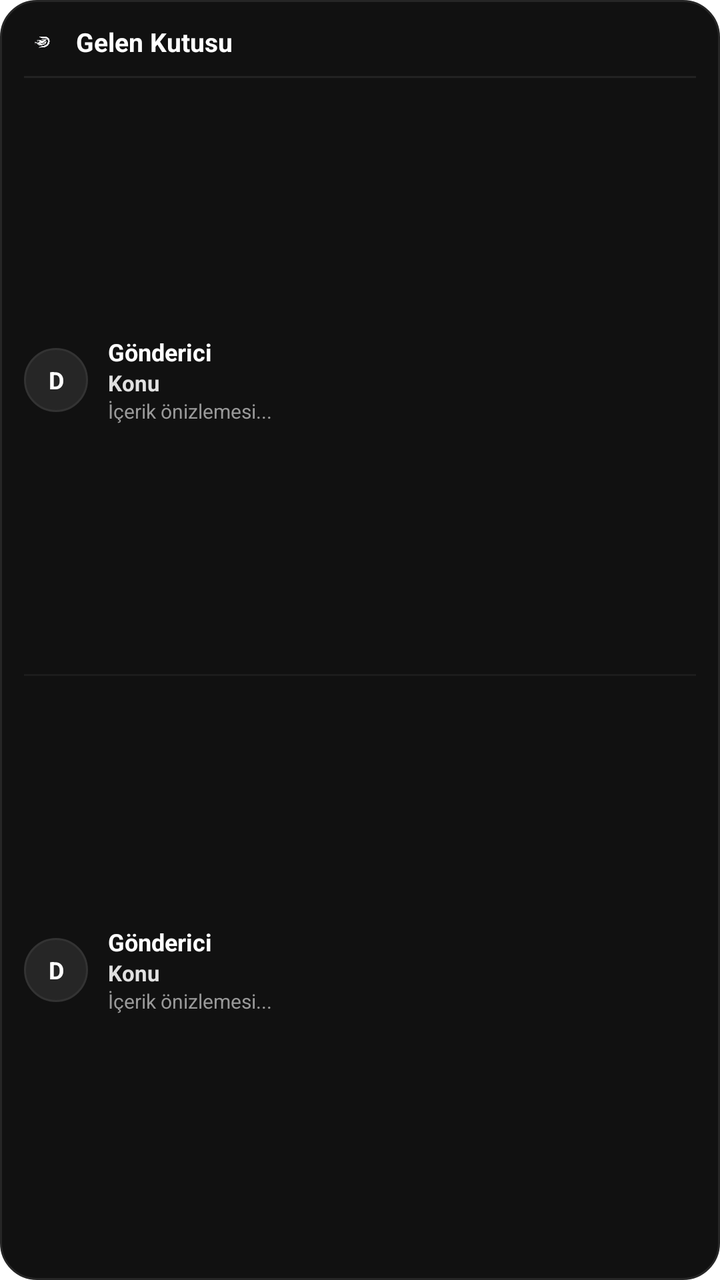
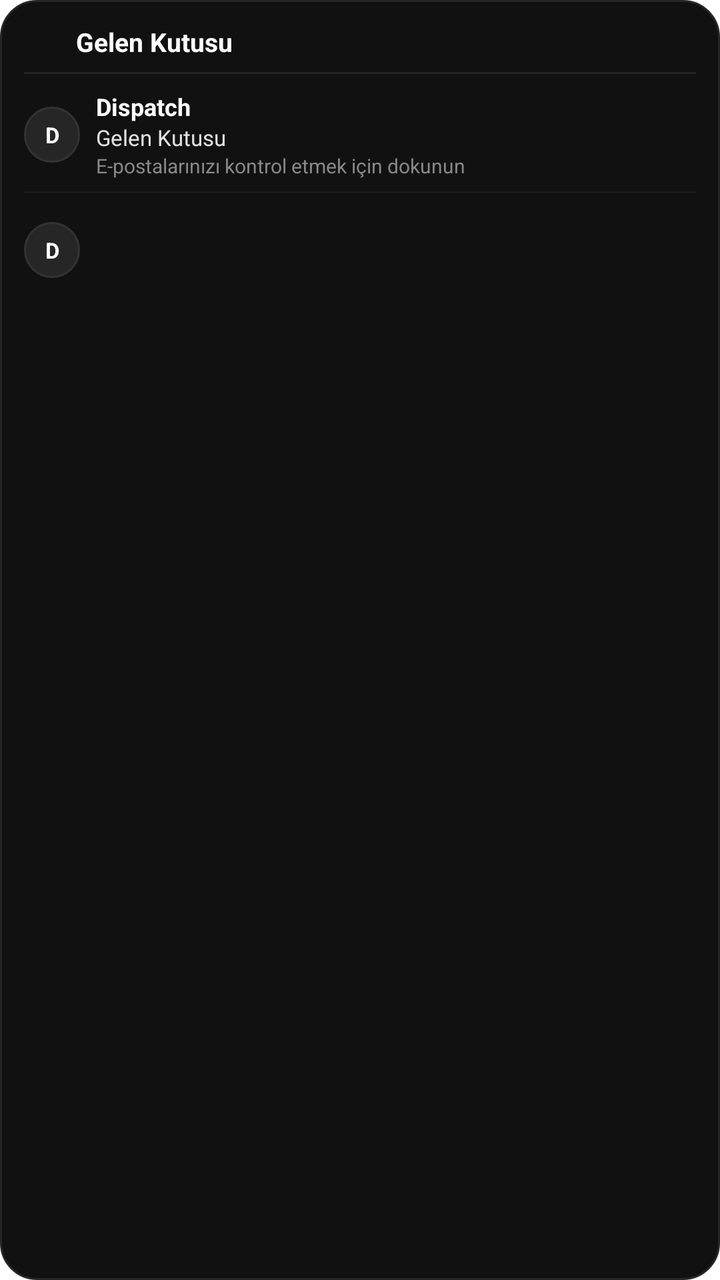

Two renders of the same Android screen: before a commit and after it. Below are the layout's source before the change and the commit's diff.
<!-- AndroidManifest.xml: fallback theme Theme.MaterialComponents.DayNight.NoActionBar -->
<!-- res/layout/widget_inbox.xml -->
<?xml version="1.0" encoding="utf-8"?>
<LinearLayout xmlns:android="http://schemas.android.com/apk/res/android"
    android:id="@+id/widget_root"
    android:layout_width="match_parent"
    android:layout_height="match_parent"
    android:background="@drawable/widget_bg"
    android:orientation="vertical"
    android:padding="12dp">

    
    <LinearLayout
        android:id="@+id/widget_header"
        android:layout_width="match_parent"
        android:layout_height="wrap_content"
        android:gravity="center_vertical"
        android:orientation="horizontal">

        <ImageView
            android:layout_width="18dp"
            android:layout_height="18dp"
            android:src="@drawable/ic_launcher_foreground" />

        <TextView
            android:id="@+id/widget_title"
            android:layout_width="0dp"
            android:layout_height="wrap_content"
            android:layout_marginStart="8dp"
            android:layout_weight="1"
            android:text="Gelen Kutusu"
            android:textColor="#FFFFFF"
            android:textSize="13sp"
            android:textStyle="bold" />

        <TextView
            android:id="@+id/widget_unread_badge"
            android:layout_width="wrap_content"
            android:layout_height="wrap_content"
            android:background="@drawable/widget_badge_bg"
            android:paddingStart="8dp"
            android:paddingTop="2dp"
            android:paddingEnd="8dp"
            android:paddingBottom="2dp"
            android:text="0 Okunmamış"
            android:textColor="#FFFFFF"
            android:textSize="10sp"
            android:textStyle="bold"
            android:visibility="gone" />
    </LinearLayout>

    <View
        android:layout_width="match_parent"
        android:layout_height="1dp"
        android:layout_marginTop="8dp"
        android:layout_marginBottom="8dp"
        android:background="#222222" />

    
    <LinearLayout
        android:id="@+id/widget_mail_1"
        android:layout_width="match_parent"
        android:layout_height="0dp"
        android:layout_weight="1"
        android:gravity="center_vertical"
        android:orientation="horizontal"
        android:visibility="visible">

        <TextView
            android:id="@+id/mail_1_avatar"
            android:layout_width="32dp"
            android:layout_height="32dp"
            android:background="@drawable/widget_avatar_bg"
            android:gravity="center"
            android:text="D"
            android:textColor="#FFFFFF"
            android:textSize="12sp"
            android:textStyle="bold" />

        <LinearLayout
            android:layout_width="match_parent"
            android:layout_height="wrap_content"
            android:layout_marginStart="10dp"
            android:orientation="vertical">

            <LinearLayout
                android:layout_width="match_parent"
                android:layout_height="wrap_content"
                android:orientation="horizontal">

                <TextView
                    android:id="@+id/mail_1_sender"
                    android:layout_width="0dp"
                    android:layout_height="wrap_content"
                    android:layout_weight="1"
                    android:ellipsize="end"
                    android:maxLines="1"
                    android:text="Gönderici"
                    android:textColor="#FFFFFF"
                    android:textSize="12sp"
                    android:textStyle="bold" />

                <TextView
                    android:id="@+id/mail_1_time"
                    android:layout_width="wrap_content"
                    android:layout_height="wrap_content"
                    android:text=""
                    android:textColor="#888888"
                    android:textSize="10sp" />
            </LinearLayout>

            <TextView
                android:id="@+id/mail_1_subject"
                android:layout_width="match_parent"
                android:layout_height="wrap_content"
                android:ellipsize="end"
                android:maxLines="1"
                android:text="Konu"
                android:textColor="#E0E0E0"
                android:textSize="11sp"
                android:textStyle="bold" />

            <TextView
                android:id="@+id/mail_1_snippet"
                android:layout_width="match_parent"
                android:layout_height="wrap_content"
                android:ellipsize="end"
                android:maxLines="1"
                android:text="İçerik önizlemesi..."
                android:textColor="#999999"
                android:textSize="10sp" />
        </LinearLayout>
    </LinearLayout>

    <View
        android:id="@+id/widget_divider_2"
        android:layout_width="match_parent"
        android:layout_height="1dp"
        android:layout_marginTop="4dp"
        android:layout_marginBottom="4dp"
        android:background="#1C1C1C" />

    
    <LinearLayout
        android:id="@+id/widget_mail_2"
        android:layout_width="match_parent"
        android:layout_height="0dp"
        android:layout_weight="1"
        android:gravity="center_vertical"
        android:orientation="horizontal"
        android:visibility="visible">

        <TextView
            android:id="@+id/mail_2_avatar"
            android:layout_width="32dp"
            android:layout_height="32dp"
            android:background="@drawable/widget_avatar_bg"
            android:gravity="center"
            android:text="D"
            android:textColor="#FFFFFF"
            android:textSize="12sp"
            android:textStyle="bold" />

        <LinearLayout
            android:layout_width="match_parent"
            android:layout_height="wrap_content"
            android:layout_marginStart="10dp"
            android:orientation="vertical">

            <LinearLayout
                android:layout_width="match_parent"
                android:layout_height="wrap_content"
                android:orientation="horizontal">

                <TextView
                    android:id="@+id/mail_2_sender"
                    android:layout_width="0dp"
                    android:layout_height="wrap_content"
                    android:layout_weight="1"
                    android:ellipsize="end"
                    android:maxLines="1"
                    android:text="Gönderici"
                    android:textColor="#FFFFFF"
                    android:textSize="12sp"
                    android:textStyle="bold" />

                <TextView
                    android:id="@+id/mail_2_time"
                    android:layout_width="wrap_content"
                    android:layout_height="wrap_content"
                    android:text=""
                    android:textColor="#888888"
                    android:textSize="10sp" />
            </LinearLayout>

            <TextView
                android:id="@+id/mail_2_subject"
                android:layout_width="match_parent"
                android:layout_height="wrap_content"
                android:ellipsize="end"
                android:maxLines="1"
                android:text="Konu"
                android:textColor="#E0E0E0"
                android:textSize="11sp"
                android:textStyle="bold" />

            <TextView
                android:id="@+id/mail_2_snippet"
                android:layout_width="match_parent"
                android:layout_height="wrap_content"
                android:ellipsize="end"
                android:maxLines="1"
                android:text="İçerik önizlemesi..."
                android:textColor="#999999"
                android:textSize="10sp" />
        </LinearLayout>
    </LinearLayout>

    
    <TextView
        android:id="@+id/widget_empty_text"
        android:layout_width="match_parent"
        android:layout_height="0dp"
        android:layout_weight="2"
        android:gravity="center"
        android:text="Gelen kutunuzda yeni ileti yok."
        android:textColor="#666666"
        android:textSize="12sp"
        android:visibility="gone" />

</LinearLayout>
<!-- resources referenced by this layout -->
<resources>
  <!-- drawable ic_launcher_foreground: png bitmap (drawable, 30862 bytes) -->
  <!-- drawable widget_avatar_bg (drawable) -->
  <?xml version="1.0" encoding="utf-8"?>
  <shape xmlns:android="http://schemas.android.com/apk/res/android"
      android:shape="oval">
      <solid android:color="#262626" />
      <stroke
          android:width="1dp"
          android:color="#333333" />
  </shape>
  <!-- drawable widget_badge_bg (drawable) -->
  <?xml version="1.0" encoding="utf-8"?>
  <shape xmlns:android="http://schemas.android.com/apk/res/android"
      android:shape="rectangle">
      <solid android:color="#2563EB" />
      <corners android:radius="12dp" />
  </shape>
  <!-- drawable widget_bg (drawable) -->
  <?xml version="1.0" encoding="utf-8"?>
  <shape xmlns:android="http://schemas.android.com/apk/res/android"
      android:shape="rectangle">
      <solid android:color="#111111" />
      <corners android:radius="18dp" />
      <stroke
          android:width="1dp"
          android:color="#262626" />
  </shape>
</resources>

<!-- the commit's change to res/layout/widget_inbox.xml (unified diff, before → after) -->
@@ -16,9 +16,10 @@
         android:orientation="horizontal">
 
         <ImageView
+            android:id="@+id/widget_logo"
             android:layout_width="18dp"
             android:layout_height="18dp"
-            android:src="@drawable/ic_launcher_foreground" />
+            android:src="@mipmap/ic_launcher" />
 
         <TextView
             android:id="@+id/widget_title"
@@ -50,35 +51,36 @@
     <View
         android:layout_width="match_parent"
         android:layout_height="1dp"
-        android:layout_marginTop="8dp"
-        android:layout_marginBottom="8dp"
+        android:layout_marginTop="6dp"
+        android:layout_marginBottom="6dp"
         android:background="#222222" />
 
     
     <LinearLayout
         android:id="@+id/widget_mail_1"
         android:layout_width="match_parent"
-        android:layout_height="0dp"
-        android:layout_weight="1"
+        android:layout_height="wrap_content"
         android:gravity="center_vertical"
         android:orientation="horizontal"
-        android:visibility="visible">
+        android:paddingTop="2dp"
+        android:paddingBottom="2dp">
 
         <TextView
             android:id="@+id/mail_1_avatar"
-            android:layout_width="32dp"
-            android:layout_height="32dp"
+            android:layout_width="28dp"
+            android:layout_height="28dp"
             android:background="@drawable/widget_avatar_bg"
             android:gravity="center"
             android:text="D"
             android:textColor="#FFFFFF"
-            android:textSize="12sp"
+            android:textSize="11sp"
             android:textStyle="bold" />
 
         <LinearLayout
-            android:layout_width="match_parent"
-            android:layout_height="wrap_content"
-            android:layout_marginStart="10dp"
+            android:layout_width="0dp"
+            android:layout_height="wrap_content"
+            android:layout_marginStart="8dp"
+            android:layout_weight="1"
             android:orientation="vertical">
 
             <LinearLayout
@@ -93,7 +95,7 @@
                     android:layout_weight="1"
                     android:ellipsize="end"
                     android:maxLines="1"
-                    android:text="Gönderici"
+                    android:text="Dispatch"
                     android:textColor="#FFFFFF"
                     android:textSize="12sp"
                     android:textStyle="bold" />
@@ -113,10 +115,9 @@
                 android:layout_height="wrap_content"
                 android:ellipsize="end"
                 android:maxLines="1"
-                android:text="Konu"
+                android:text="Gelen Kutusu"
                 android:textColor="#E0E0E0"
-                android:textSize="11sp"
-                android:textStyle="bold" />
+                android:textSize="11sp" />
 
             <TextView
                 android:id="@+id/mail_1_snippet"
@@ -124,8 +125,8 @@
                 android:layout_height="wrap_content"
                 android:ellipsize="end"
                 android:maxLines="1"
-                android:text="İçerik önizlemesi..."
-                android:textColor="#999999"
+                android:text="E-postalarınızı kontrol etmek için dokunun"
+                android:textColor="#888888"
                 android:textSize="10sp" />
         </LinearLayout>
     </LinearLayout>
@@ -142,27 +143,28 @@
     <LinearLayout
         android:id="@+id/widget_mail_2"
         android:layout_width="match_parent"
-        android:layout_height="0dp"
-        android:layout_weight="1"
+        android:layout_height="wrap_content"
         android:gravity="center_vertical"
         android:orientation="horizontal"
-        android:visibility="visible">
+        android:paddingTop="2dp"
+        android:paddingBottom="2dp">
 
         <TextView
             android:id="@+id/mail_2_avatar"
-            android:layout_width="32dp"
-            android:layout_height="32dp"
+            android:layout_width="28dp"
+            android:layout_height="28dp"
             android:background="@drawable/widget_avatar_bg"
             android:gravity="center"
             android:text="D"
             android:textColor="#FFFFFF"
-            android:textSize="12sp"
+            android:textSize="11sp"
             android:textStyle="bold" />
 
         <LinearLayout
-            android:layout_width="match_parent"
-            android:layout_height="wrap_content"
-            android:layout_marginStart="10dp"
+            android:layout_width="0dp"
+            android:layout_height="wrap_content"
+            android:layout_marginStart="8dp"
+            android:layout_weight="1"
             android:orientation="vertical">
 
             <LinearLayout
@@ -177,7 +179,7 @@
                     android:layout_weight="1"
                     android:ellipsize="end"
                     android:maxLines="1"
-                    android:text="Gönderici"
+                    android:text=""
                     android:textColor="#FFFFFF"
                     android:textSize="12sp"
                     android:textStyle="bold" />
@@ -197,10 +199,9 @@
                 android:layout_height="wrap_content"
                 android:ellipsize="end"
                 android:maxLines="1"
-                android:text="Konu"
+                android:text=""
                 android:textColor="#E0E0E0"
-                android:textSize="11sp"
-                android:textStyle="bold" />
+                android:textSize="11sp" />
 
             <TextView
                 android:id="@+id/mail_2_snippet"
@@ -208,8 +209,8 @@
                 android:layout_height="wrap_content"
                 android:ellipsize="end"
                 android:maxLines="1"
-                android:text="İçerik önizlemesi..."
-                android:textColor="#999999"
+                android:text=""
+                android:textColor="#888888"
                 android:textSize="10sp" />
         </LinearLayout>
     </LinearLayout>
@@ -218,9 +219,9 @@
     <TextView
         android:id="@+id/widget_empty_text"
         android:layout_width="match_parent"
-        android:layout_height="0dp"
-        android:layout_weight="2"
+        android:layout_height="wrap_content"
         android:gravity="center"
+        android:padding="8dp"
         android:text="Gelen kutunuzda yeni ileti yok."
         android:textColor="#666666"
         android:textSize="12sp"
<!-- resource entries referenced after the edit -->
@@ -27,5 +27,22 @@
           android:width="1dp"
           android:color="#262626" />
   </shape>
+  <!-- mipmap ic_launcher (mipmap-anydpi-v26) -->
+  <?xml version="1.0" encoding="utf-8"?>
+  <adaptive-icon xmlns:android="http://schemas.android.com/apk/res/android">
+      <background android:drawable="@drawable/ic_launcher_background" />
+      <foreground android:drawable="@drawable/ic_launcher_foreground" />
+  </adaptive-icon>
+  <!-- drawable ic_launcher_background (drawable) -->
+  <?xml version="1.0" encoding="utf-8"?>
+  <vector xmlns:android="http://schemas.android.com/apk/res/android"
+      android:width="108dp"
+      android:height="108dp"
+      android:viewportWidth="108"
+      android:viewportHeight="108">
+      <path
+          android:fillColor="#0a0a0a"
+          android:pathData="M0,0h108v108h-108z" />
+  </vector>
 </resources>
 
